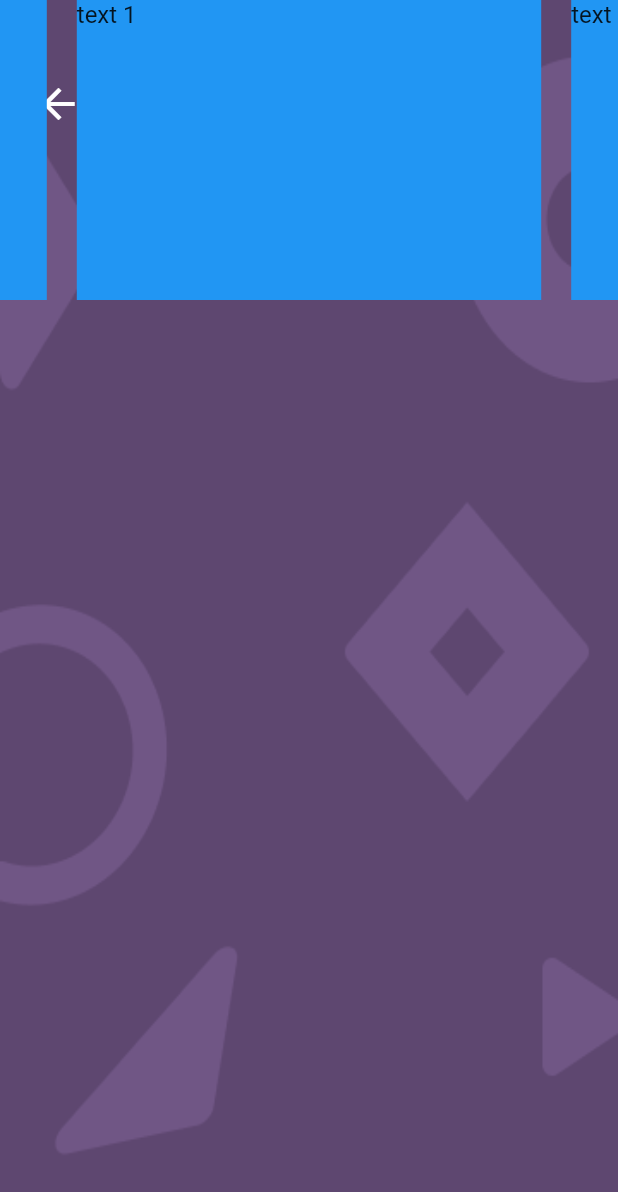
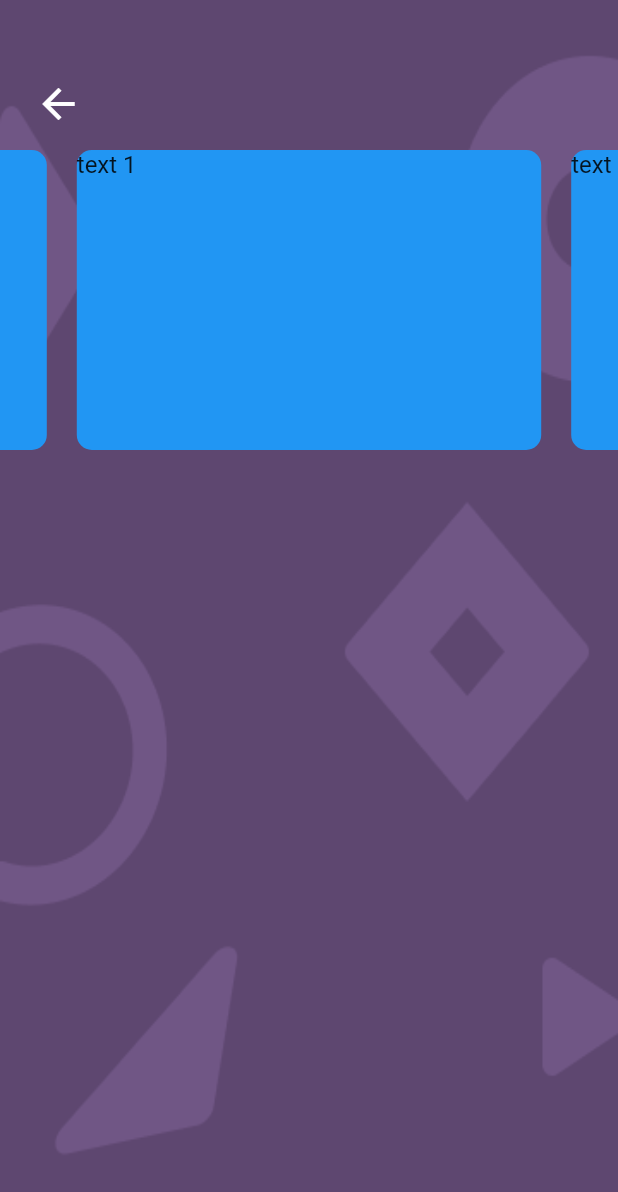
Before and after one commit to Uni-Maps/Uni-Maps, a Flutter app: the screen it shows after launch, on a phone screen of 412 x 824 dp. Shown: the top 1192 px of the screen. Run offline on Flutter 3.47's test engine with Material 2 defaults, Android fonts, the phone set to English and light mode, and no system bars; drawn by our look-alikes of carousel_slider; our stand-ins replace firebase_auth, google_maps_flutter; missing offline and left inert: sign_button; accounts and stored records are empty.

Commit message:
user-page update

```diff
--- a/lib/screens/user_page.dart
+++ b/lib/screens/user_page.dart
@@ -66,7 +66,7 @@ class _Userpage_State extends State<User_page> {
           ),
           // Uni-Maps Title
           Padding(
-            padding: EdgeInsets.fromLTRB(0, 0, 0, 0),
+            padding: const EdgeInsets.fromLTRB(0, 100, 0, 0),
             child: CarouselSlider(
               options: CarouselOptions(height: 200.0),
               items: [1, 2, 3, 4, 5].map((i) {
@@ -75,7 +75,13 @@ class _Userpage_State extends State<User_page> {
                     return Container(
                         width: MediaQuery.of(context).size.width,
                         margin: EdgeInsets.symmetric(horizontal: 10.0),
-                        decoration: BoxDecoration(color: Colors.blue),
+                        decoration: BoxDecoration(
+                            borderRadius: BorderRadius.only(
+                                topRight: Radius.circular(10.0),
+                                bottomRight: Radius.circular(10.0),
+                                topLeft: Radius.circular(10.0),
+                                bottomLeft: Radius.circular(10.0)),
+                            color: Colors.blue),
                         child: Text(
                           'text $i',
                           style: TextStyle(fontSize: 16.0),
```
